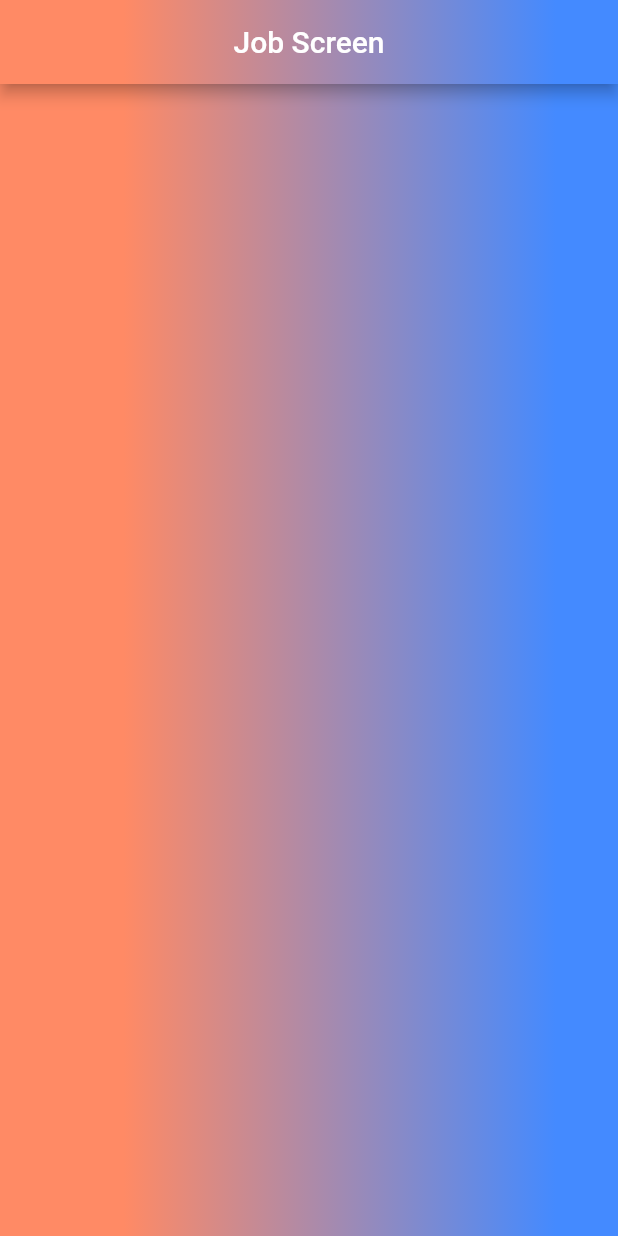
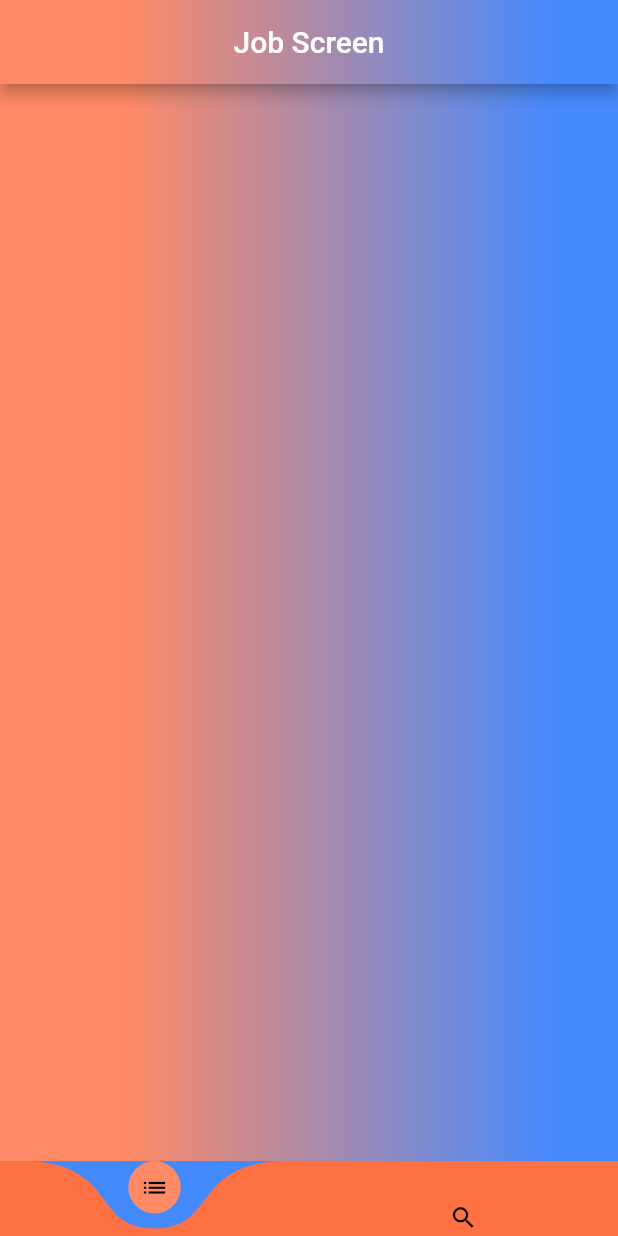
Before and after one commit to manntala/ijob, a Flutter app: the screen it shows once a user with an empty profile is signed in, on a phone screen of 412 x 824 dp. Run offline on Flutter 3.47's test engine with Material 2 defaults, Android fonts, the light colour scheme and no system bars; drawn by our look-alikes of curved_navigation_bar; our stand-ins replace cached_network_image, cloud_firestore, firebase_auth, firebase_core, firebase_storage, fluttertoast and 2 more; accounts and stored records are empty; network calls fail.

Commit message:
add search button

```diff
--- a/lib/Jobs/jobs_screen.dart
+++ b/lib/Jobs/jobs_screen.dart
@@ -1,6 +1,7 @@
  import 'package:firebase_auth/firebase_auth.dart';
 import 'package:flutter/material.dart';
 import 'package:ijob_flutter/user_state.dart';
+import 'package:ijob_flutter/Widgets/bottom_nav_bar.dart';
 
 class JobScreen extends StatefulWidget {
 
@@ -25,6 +26,7 @@ class JobScreen extends StatefulWidget {
          ),
        ),
        child: Scaffold(
+         bottomNavigationBar: BottomNavigationBarForApp(indexNum: 0),
          backgroundColor: Colors.transparent,
          appBar: AppBar(
            title: const Text('Job Screen'),
@@ -40,7 +42,6 @@ class JobScreen extends StatefulWidget {
              ),
            ),
          ),
-
        ),
      );
    }
--- /dev/null
+++ b/lib/Widgets/bottom_nav_bar.dart
@@ -0,0 +1,41 @@
+import 'package:curved_navigation_bar/curved_navigation_bar.dart';
+import 'package:flutter/material.dart';
+import 'package:ijob_flutter/Jobs/jobs_screen.dart';
+import 'package:ijob_flutter/Search/search_companies.dart';
+
+class BottomNavigationBarForApp extends StatelessWidget {
+
+  int indexNum = 0;
+
+  BottomNavigationBarForApp({required this.indexNum});
+
+  @override
+  Widget build(BuildContext context) {
+    return CurvedNavigationBar(
+      color: Colors.deepOrange.shade400,
+      backgroundColor: Colors.blueAccent,
+      buttonBackgroundColor: Colors.deepOrange.shade300,
+      height: 50.0,
+      index: indexNum,
+      items: const [
+        Icon(Icons.list, size: 19.0, color: Colors.black, ),
+        Icon(Icons.search, size: 19.0, color: Colors.black,),
+      ],
+      animationDuration: const Duration(
+        microseconds: 300,
+      ),
+      animationCurve: Curves.easeIn,
+      onTap: (index)
+      {
+        if(index == 0)
+          {
+            Navigator.pushReplacement(context, MaterialPageRoute(builder: (_) => JobScreen()));
+          }
+         else if(index == 1)
+          {
+            Navigator.pushReplacement(context, MaterialPageRoute(builder: (_) => AllWorkersScreen()));
+          }
+      },
+    );
+  }
+}
```
Also changed, not shown: lib/Search/search_companies.dart (added, +42 -0 lines).
